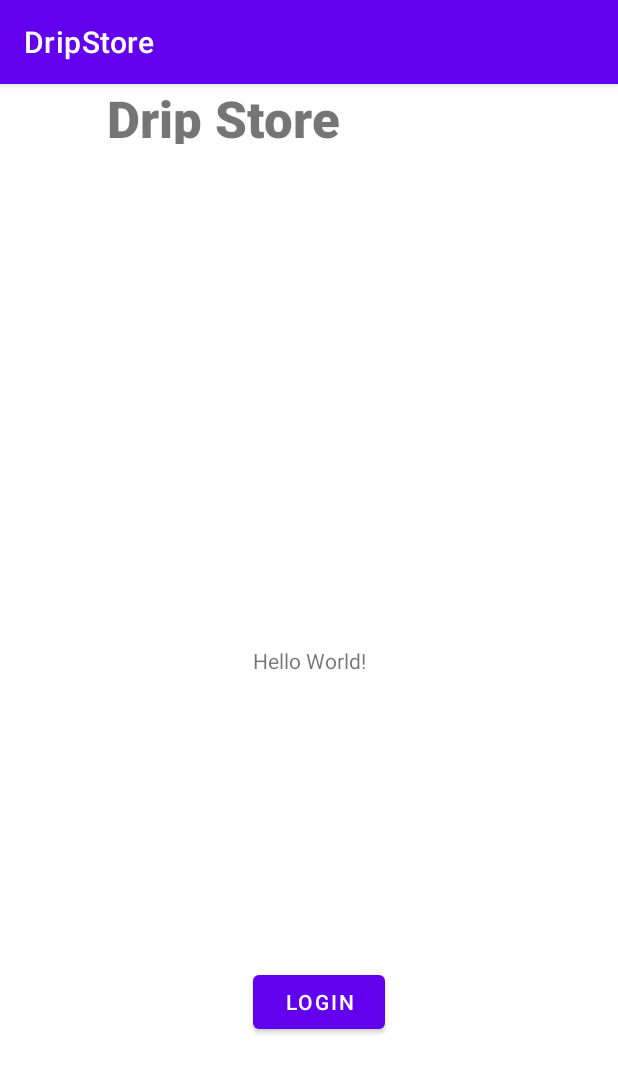
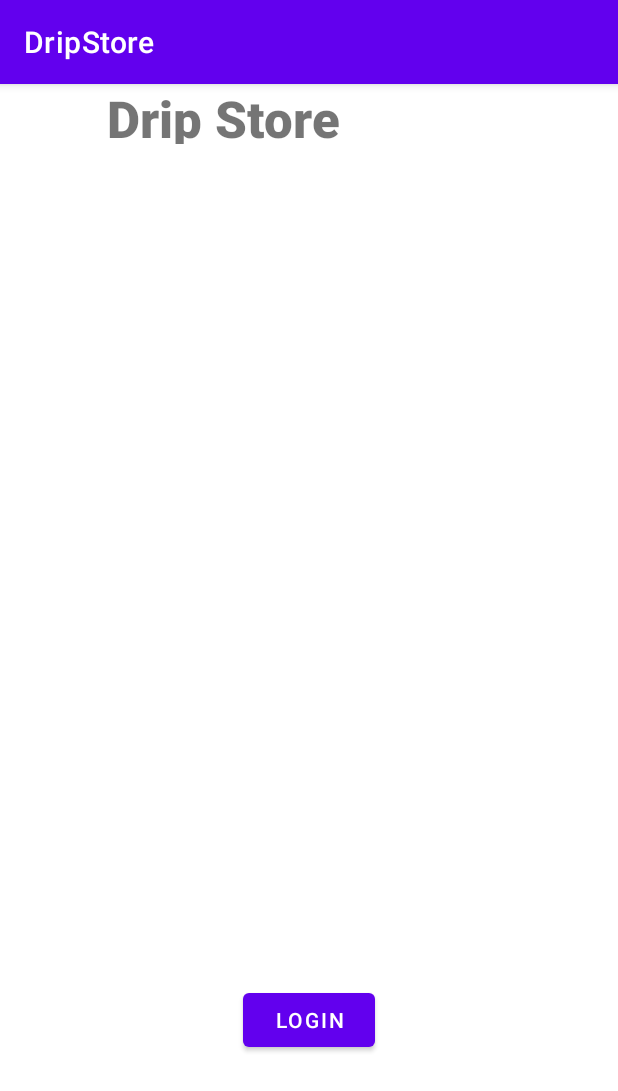
Before and after one commit to Diana-Kieru/Drip-Store, an Android app: the screen it shows after launch (MainActivity), on a phone screen of 412 x 824 dp. Shown: the top 1091 px of the screen. Run offline under Robolectric (Android 15) with nearby library versions, the phone set to English and light mode, and no system bars.

Commit message:
added image

```diff
--- a/app/src/main/res/layout/activity_main.xml
+++ b/app/src/main/res/layout/activity_main.xml
@@ -6,25 +6,16 @@
     android:layout_height="match_parent"
     tools:context=".MainActivity">
 
-    <TextView
-        android:layout_width="wrap_content"
-        android:layout_height="wrap_content"
-        android:text="Hello World!"
-        app:layout_constraintBottom_toBottomOf="parent"
-        app:layout_constraintLeft_toLeftOf="parent"
-        app:layout_constraintRight_toRightOf="parent"
-        app:layout_constraintTop_toTopOf="parent" />
-
     <Button
         android:id="@+id/button"
         android:layout_width="wrap_content"
         android:layout_height="wrap_content"
         android:layout_marginEnd="144dp"
-        android:layout_marginBottom="132dp"
+        android:layout_marginBottom="120dp"
         android:text="Login"
         app:layout_constraintBottom_toBottomOf="parent"
         app:layout_constraintEnd_toEndOf="parent"
-        app:layout_constraintHorizontal_bias="0.938"
+        app:layout_constraintHorizontal_bias="0.899"
         app:layout_constraintStart_toStartOf="parent" />
 
     <TextView
```
Also changed, not shown: app/src/main/res/drawable/shoes1.webp (added).
